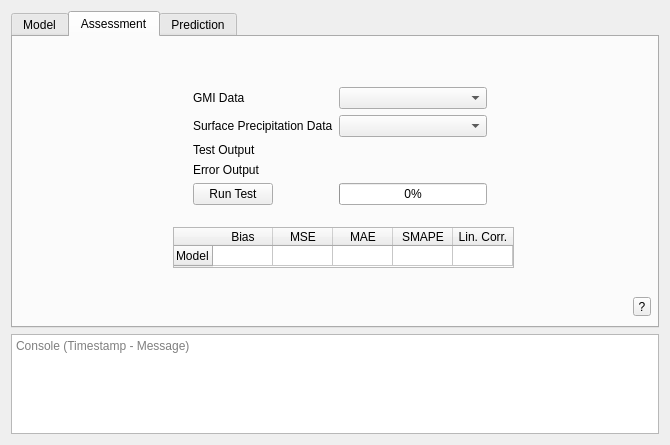
Before: the Qt Designer form GIS_Precip_dialog_base.ui in RP-Group/GISPrecip, drawn with Qt 5.
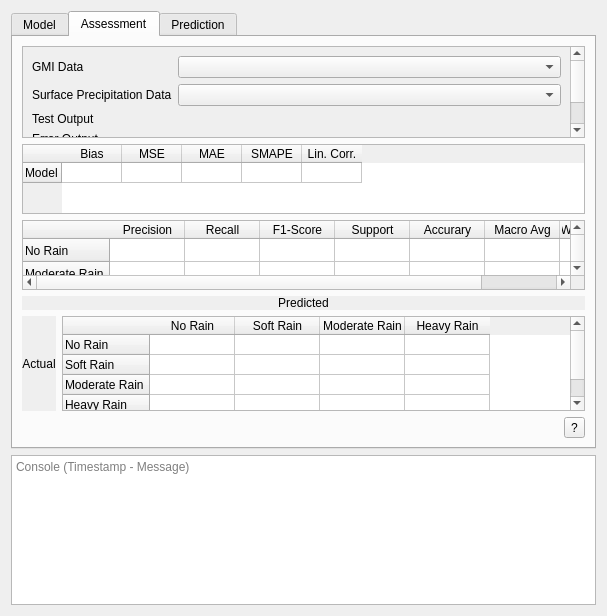
After: the same form once the commit is applied. The open tabs and pages were chosen to show the change. Custom widgets are drawn as their Qt base class.

Patch:
```diff
--- a/GIS_Precip_dialog_base.ui
+++ b/GIS_Precip_dialog_base.ui
@@ -6,18 +6,24 @@
    <rect>
     <x>0</x>
     <y>0</y>
-    <width>670</width>
-    <height>445</height>
+    <width>607</width>
+    <height>616</height>
    </rect>
   </property>
   <property name="windowTitle">
    <string>GISPrecip</string>
   </property>
-  <layout class="QGridLayout" name="gridLayout_4">
-   <item row="0" column="0">
+  <property name="layoutDirection">
+   <enum>Qt::RightToLeft</enum>
+  </property>
+  <layout class="QVBoxLayout" name="verticalLayout_16">
+   <item>
     <layout class="QGridLayout" name="mainGridLayout">
      <item row="0" column="1">
       <widget class="QTabWidget" name="tabWidget">
+       <property name="layoutDirection">
+        <enum>Qt::LeftToRight</enum>
+       </property>
        <property name="currentIndex">
         <number>0</number>
        </property>
@@ -180,15 +186,23 @@
         <attribute name="title">
          <string>Assessment</string>
         </attribute>
-        <widget class="QWidget" name="formLayoutWidget_11">
+        <layout class="QVBoxLayout" name="verticalLayout_15">
+         <item>
+          <widget class="QScrollArea" name="scrollArea_2">
+           <property name="widgetResizable">
+            <bool>true</bool>
+           </property>
+           <widget class="QWidget" name="scrollAreaWidgetContents_3">
          <property name="geometry">
           <rect>
-           <x>180</x>
-           <y>50</y>
-           <width>294</width>
-           <height>129</height>
-          </rect>
-         </property>
+              <x>0</x>
+              <y>0</y>
+              <width>544</width>
+              <height>145</height>
+             </rect>
+            </property>
+            <layout class="QVBoxLayout" name="verticalLayout_4">
+             <item>
          <layout class="QFormLayout" name="formLayout_13">
           <item row="1" column="0">
            <widget class="QLabel" name="Label_ReferenceData_4">
@@ -280,18 +294,18 @@
            </widget>
           </item>
          </layout>
-        </widget>
+             </item>
+            </layout>
+           </widget>
+          </widget>
+         </item>
+         <item>
         <widget class="QTableWidget" name="tableWidget_ModelMetrics">
-         <property name="geometry">
-          <rect>
-           <x>160</x>
-           <y>190</y>
-           <width>341</width>
-           <height>41</height>
-          </rect>
+           <property name="enabled">
+            <bool>true</bool>
          </property>
          <property name="sizePolicy">
-          <sizepolicy hsizetype="Expanding" vsizetype="Expanding">
+            <sizepolicy hsizetype="Expanding" vsizetype="Fixed">
            <horstretch>0</horstretch>
            <verstretch>0</verstretch>
           </sizepolicy>
@@ -359,22 +373,220 @@
           </property>
          </item>
         </widget>
+         </item>
+         <item>
+          <widget class="QTableWidget" name="tableWidget">
+           <property name="sizePolicy">
+            <sizepolicy hsizetype="Expanding" vsizetype="Maximum">
+             <horstretch>0</horstretch>
+             <verstretch>0</verstretch>
+            </sizepolicy>
+           </property>
+           <property name="maximumSize">
+            <size>
+             <width>16777215</width>
+             <height>100</height>
+            </size>
+           </property>
+           <attribute name="horizontalHeaderMinimumSectionSize">
+            <number>20</number>
+           </attribute>
+           <attribute name="horizontalHeaderDefaultSectionSize">
+            <number>75</number>
+           </attribute>
+           <attribute name="horizontalHeaderHighlightSections">
+            <bool>true</bool>
+           </attribute>
+           <attribute name="verticalHeaderMinimumSectionSize">
+            <number>20</number>
+           </attribute>
+           <attribute name="verticalHeaderDefaultSectionSize">
+            <number>23</number>
+           </attribute>
+           <row>
+            <property name="text">
+             <string>No Rain</string>
+            </property>
+           </row>
+           <row>
+            <property name="text">
+             <string>Moderate Rain</string>
+            </property>
+           </row>
+           <row>
+            <property name="text">
+             <string>Soft Rain</string>
+            </property>
+           </row>
+           <row>
+            <property name="text">
+             <string>Heavy Rain</string>
+            </property>
+           </row>
+           <row>
+            <property name="text">
+             <string>Total</string>
+            </property>
+           </row>
+           <column>
+            <property name="text">
+             <string>Precision</string>
+            </property>
+           </column>
+           <column>
+            <property name="text">
+             <string>Recall</string>
+            </property>
+           </column>
+           <column>
+            <property name="text">
+             <string>F1-Score</string>
+            </property>
+           </column>
+           <column>
+            <property name="text">
+             <string>Support</string>
+            </property>
+           </column>
+           <column>
+            <property name="text">
+             <string>Accurary</string>
+            </property>
+           </column>
+           <column>
+            <property name="text">
+             <string>Macro Avg</string>
+            </property>
+           </column>
+           <column>
+            <property name="text">
+             <string>Weighted Avg</string>
+            </property>
+           </column>
+          </widget>
+         </item>
+         <item>
+          <layout class="QVBoxLayout" name="verticalLayout_5">
+           <item>
+            <widget class="QLabel" name="label_2">
+             <property name="autoFillBackground">
+              <bool>true</bool>
+             </property>
+             <property name="text">
+              <string>Predicted</string>
+             </property>
+             <property name="alignment">
+              <set>Qt::AlignCenter</set>
+             </property>
+            </widget>
+           </item>
+           <item>
+            <layout class="QHBoxLayout" name="horizontalLayout">
+             <item>
+              <widget class="QLabel" name="label">
+               <property name="autoFillBackground">
+                <bool>true</bool>
+               </property>
+               <property name="text">
+                <string>Actual</string>
+               </property>
+               <property name="alignment">
+                <set>Qt::AlignCenter</set>
+               </property>
+              </widget>
+             </item>
+             <item>
+              <widget class="QTableWidget" name="tableWidget_ModelMetricsClassification">
+               <property name="sizePolicy">
+                <sizepolicy hsizetype="Expanding" vsizetype="Maximum">
+                 <horstretch>0</horstretch>
+                 <verstretch>0</verstretch>
+                </sizepolicy>
+               </property>
+               <property name="maximumSize">
+                <size>
+                 <width>16777215</width>
+                 <height>140</height>
+                </size>
+               </property>
+               <property name="rowCount">
+                <number>4</number>
+               </property>
+               <property name="columnCount">
+                <number>4</number>
+               </property>
+               <attribute name="horizontalHeaderMinimumSectionSize">
+                <number>20</number>
+               </attribute>
+               <attribute name="horizontalHeaderDefaultSectionSize">
+                <number>85</number>
+               </attribute>
+               <attribute name="verticalHeaderMinimumSectionSize">
+                <number>20</number>
+               </attribute>
+               <attribute name="verticalHeaderDefaultSectionSize">
+                <number>20</number>
+               </attribute>
+               <row>
+                <property name="text">
+                 <string>No Rain</string>
+                </property>
+               </row>
+               <row>
+                <property name="text">
+                 <string>Soft Rain</string>
+                </property>
+               </row>
+               <row>
+                <property name="text">
+                 <string>Moderate Rain</string>
+                </property>
+               </row>
+               <row>
+                <property name="text">
+                 <string>Heavy Rain</string>
+                </property>
+               </row>
+               <column>
+                <property name="text">
+                 <string>No Rain</string>
+                </property>
+               </column>
+               <column>
+                <property name="text">
+                 <string>Soft Rain</string>
+                </property>
+               </column>
+               <column>
+                <property name="text">
+                 <string>Moderate Rain</string>
+                </property>
+               </column>
+               <column>
+                <property name="text">
+                 <string>Heavy Rain</string>
+                </property>
+               </column>
+              </widget>
+             </item>
+            </layout>
+           </item>
+          </layout>
+         </item>
+         <item>
         <widget class="QToolButton" name="toolButton_AssessmentHelp">
-         <property name="geometry">
-          <rect>
-           <x>620</x>
-           <y>260</y>
-           <width>18</width>
-           <height>19</height>
-          </rect>
-         </property>
          <property name="toolTip">
           <string>Help</string>
          </property>
+           <property name="layoutDirection">
+            <enum>Qt::RightToLeft</enum>
+           </property>
          <property name="text">
           <string>?</string>
          </property>
         </widget>
+         </item>
+        </layout>
        </widget>
        <widget class="QWidget" name="tab_3">
         <attribute name="title">
@@ -490,10 +702,10 @@
      </item>
     </layout>
    </item>
-   <item row="1" column="0">
+   <item>
     <widget class="QTextEdit" name="textEdit_Console">
      <property name="sizePolicy">
-      <sizepolicy hsizetype="Expanding" vsizetype="Preferred">
+      <sizepolicy hsizetype="Expanding" vsizetype="Expanding">
        <horstretch>0</horstretch>
        <verstretch>0</verstretch>
       </sizepolicy>
@@ -501,15 +713,18 @@
      <property name="minimumSize">
       <size>
        <width>0</width>
-       <height>40</height>
+       <height>150</height>
       </size>
      </property>
      <property name="maximumSize">
       <size>
        <width>16777215</width>
-       <height>100</height>
+       <height>16777215</height>
       </size>
      </property>
+     <property name="layoutDirection">
+      <enum>Qt::LeftToRight</enum>
+     </property>
      <property name="readOnly">
       <bool>true</bool>
      </property>
```
Left out of the diff: 168 changed lines with no effect on the pictures. Lines whose indentation alone changed are shown as unchanged.
